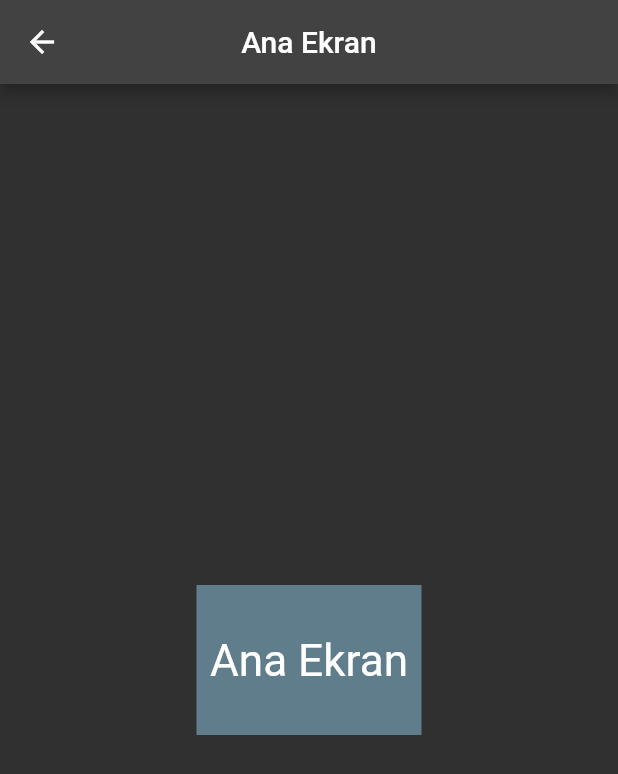
After one commit to alkndoom/comparison, a Flutter app: the AnaEkran screen opened directly, on a phone screen of 412 x 824 dp. The commit adds this screen. Shown: the top 774 px of the screen. Run offline on Flutter 3.47's test engine with Material 2 defaults, Android fonts, the light colour scheme and no system bars.

Commit message:
v4.2
app2 is reorganized

```diff
--- /dev/null
+++ b/lib/app2/ana_ekran.dart
@@ -0,0 +1,33 @@
+import 'package:flutter/material.dart';
+
+class AnaEkran extends StatefulWidget {
+  const AnaEkran({Key? key}) : super(key: key);
+
+  @override
+  State<AnaEkran> createState() => _AnaEkranState();
+}
+
+class _AnaEkranState extends State<AnaEkran> {
+  @override
+  Widget build(BuildContext context) {
+    return Scaffold(
+      appBar: AppBar(
+        title: Text("Ana Ekran"),
+        centerTitle: true,
+      ),
+      body: SafeArea(
+        child: Center(
+          child: Container(
+            width: 150,
+            height: 100,
+            color: Colors.blueGrey,
+            padding: EdgeInsets.all(9.0),
+            child: FittedBox(
+              child: Text("Ana Ekran"),
+            ),
+          ),
+        ),
+      ),
+    );
+  }
+}
--- /dev/null
+++ b/lib/app2/app2.dart
@@ -0,0 +1,25 @@
+import 'package:comparison/app2/wrapper.dart';
+import 'package:flutter/material.dart';
+
+class DummyInfo {
+  static List intList = Iterable<int>.generate(15).toList();
+  static List alphabetList = "abcdefghijklmnopqrstuvwxyz".split('');
+}
+
+class App2 extends StatefulWidget {
+  const App2({Key? key}) : super(key: key);
+
+  @override
+  State<App2> createState() => _App2State();
+}
+
+class _App2State extends State<App2> {
+  @override
+  Widget build(BuildContext context) {
+    return MaterialApp(
+      debugShowCheckedModeBanner: false,
+      theme: ThemeData.dark(),
+      home: const Wrapper(),
+    );
+  }
+}
--- a/lib/main.dart
+++ b/lib/main.dart
@@ -1,4 +1,4 @@
-import 'package:comparison/app2.dart';
+import 'package:comparison/app2/app2.dart';
 import 'package:flutter/material.dart';
 
 void main() => runApp(const App2());
```
Also changed, not shown: lib/app2/giris_ekrani.dart (renamed from lib/app2.dart, +2 -19 lines), lib/app2/wrapper.dart (added, +12 -0 lines), lib/app1/app1.dart (renamed from lib/app1.dart), 1 other file.
